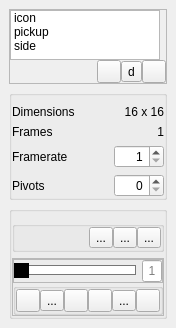
Qt form src/animationwidget.ui (eigenbom/MQ-Sprite) before a commit.
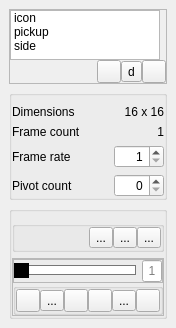
The same form after that commit. Icons and pictures are not drawn. Custom widgets are drawn as their Qt base class.

```diff
--- a/src/animationwidget.ui
+++ b/src/animationwidget.ui
@@ -296,7 +296,7 @@
          </size>
         </property>
         <property name="text">
-         <string>Pivots</string>
+         <string>Pivot count</string>
         </property>
        </widget>
       </item>
@@ -310,7 +310,7 @@
       <item row="1" column="0">
        <widget class="QLabel" name="label_5">
         <property name="text">
-         <string>Frames</string>
+         <string>Frame count</string>
         </property>
        </widget>
       </item>
@@ -323,7 +323,7 @@
          </sizepolicy>
         </property>
         <property name="text">
-         <string>Framerate</string>
+         <string>Frame rate</string>
         </property>
        </widget>
       </item>
```
